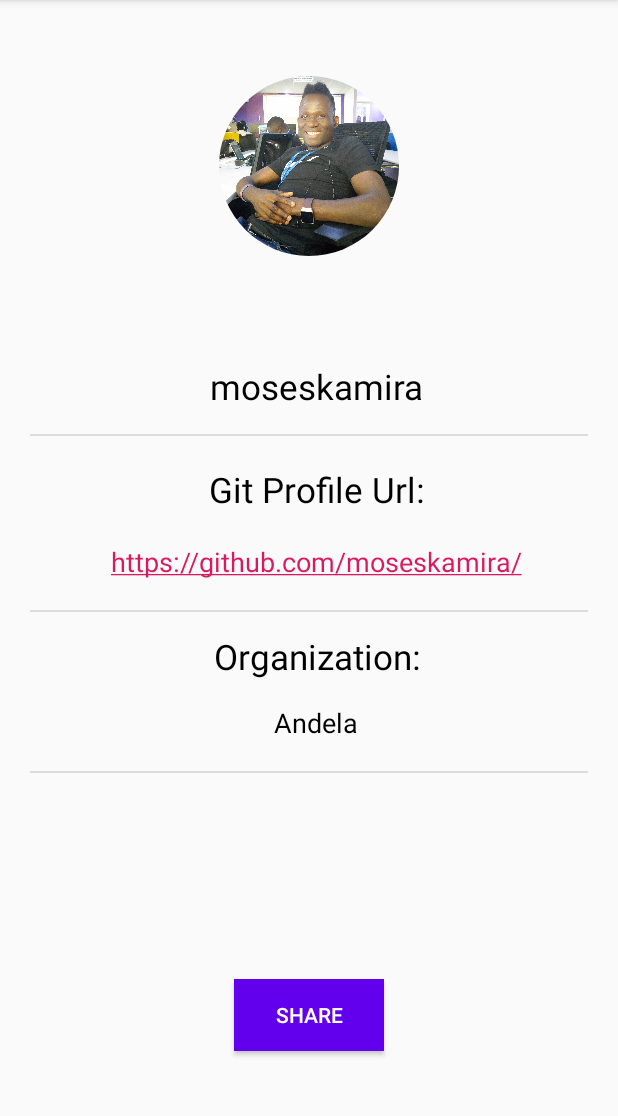
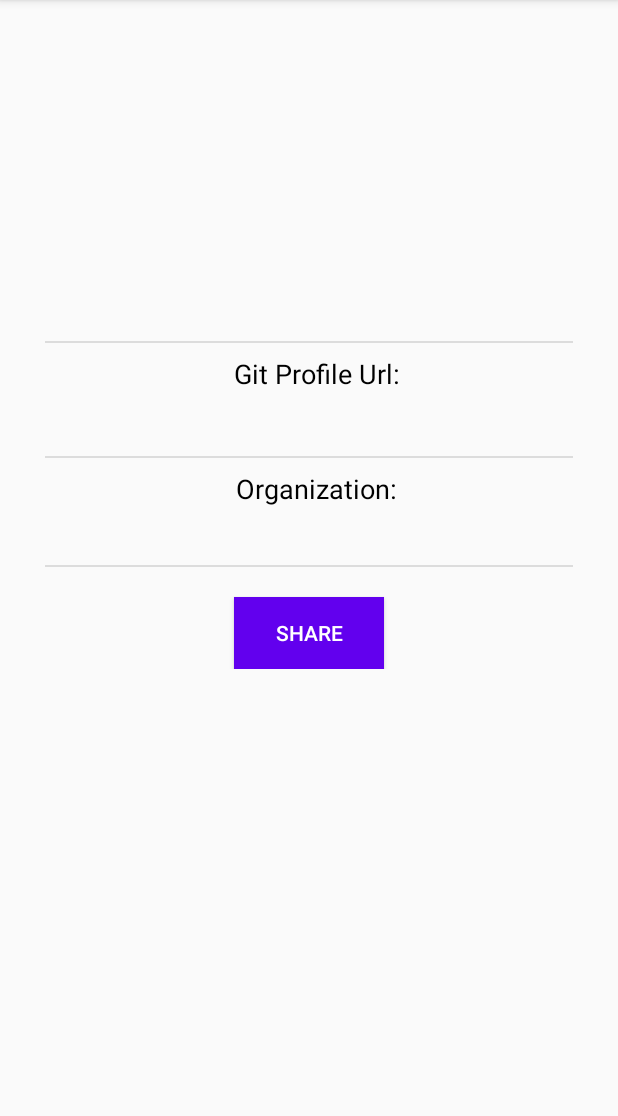
Before and after one commit to moseskamira/AndroidLevelupProject, an Android app: the DetailActivity screen opened directly, with no data from a screen before it, on a phone screen of 412 x 824 dp, the part 84-1200 px from its top. Run offline under Robolectric (Android 15) with nearby library versions, the phone set to English and light mode, and no system bars; our stand-ins replace CircleImageView; pictures from the network do not load.

```diff
--- a/app/src/main/AndroidManifest.xml
+++ b/app/src/main/AndroidManifest.xml
@@ -11,7 +11,8 @@
         android:roundIcon="@mipmap/ic_launcher_round"
         android:supportsRtl="true"
         android:theme="@style/AppTheme">
-        <activity android:name=".view.MainActivity">
+        <activity android:name=".view.MainActivity"
+            android:configChanges="orientation|keyboardHidden">
             <intent-filter>
                 <action android:name="android.intent.action.MAIN" />
 
@@ -20,6 +21,7 @@
         </activity>
         <activity
             android:name=".view.DetailActivity"
+            android:configChanges="keyboardHidden|orientation"
             android:parentActivityName=".view.MainActivity" />
     </application>
 
--- a/app/src/main/res/layout/activity_detail.xml
+++ b/app/src/main/res/layout/activity_detail.xml
@@ -1,9 +1,16 @@
 <?xml version="1.0" encoding="utf-8"?>
+
+<ScrollView xmlns:android="http://schemas.android.com/apk/res/android"
+    android:layout_width="match_parent"
+    android:layout_height="match_parent"
+    android:orientation="vertical"
+    android:id="@+id/detail_activity1">
+
 <LinearLayout xmlns:android="http://schemas.android.com/apk/res/android"
     android:layout_width="match_parent"
     android:layout_height="match_parent"
     android:orientation="vertical"
-    android:padding="20dp"
+    android:padding="30dp"
     android:weightSum="100"
     android:id="@+id/detail_activity">
 
@@ -18,8 +25,7 @@
             android:layout_width="120dp"
             android:layout_height="120dp"
             android:layout_centerHorizontal="true"
-            android:layout_centerVertical="true"
-            android:src="@drawable/mosesand" />
+            android:layout_centerVertical="true"/>
 
     </RelativeLayout>
 
@@ -36,9 +42,8 @@
             android:layout_marginStart="10dp"
             android:layout_marginLeft="10dp"
             android:layout_marginTop="40dp"
-            android:text="@string/moseskamira"
             android:textAlignment="center"
-            android:paddingBottom="16dp"
+            android:paddingBottom="6dp"
             android:textColor="#000"
             android:textSize="23sp" />
 
@@ -55,11 +60,11 @@
             android:layout_height="wrap_content"
             android:layout_marginStart="10dp"
             android:layout_marginLeft="10dp"
-            android:layout_marginTop="20dp"
+            android:layout_marginTop="8dp"
             android:text="@string/git_profile_url"
             android:textAlignment="center"
             android:textColor="#000"
-            android:textSize="23sp" />
+            android:textSize="18sp" />
 
         <TextView
             android:id="@+id/githuburl"
@@ -67,11 +72,10 @@
             android:layout_height="wrap_content"
             android:layout_marginStart="10dp"
             android:layout_marginLeft="10dp"
-            android:layout_marginTop="20dp"
-            android:text="@string/https_github_com_moseskamira"
+            android:layout_marginTop="8dp"
             android:autoLink="all"
             android:textColor="#000"
-            android:paddingBottom="20dp"
+            android:paddingBottom="10dp"
             android:textAlignment="center"
             android:textSize="18sp" />
 
@@ -87,11 +91,11 @@
             android:layout_height="wrap_content"
             android:layout_marginStart="10dp"
             android:layout_marginLeft="10dp"
-            android:layout_marginTop="14dp"
+            android:layout_marginTop="8dp"
             android:text="@string/organization"
             android:textAlignment="center"
             android:textColor="#000"
-            android:textSize="23sp" />
+            android:textSize="18sp" />
 
         <TextView
             android:id="@+id/org"
@@ -99,10 +103,9 @@
             android:layout_height="wrap_content"
             android:layout_marginStart="10dp"
             android:layout_marginLeft="10dp"
-            android:layout_marginTop="16dp"
-            android:text="@string/andela"
+            android:layout_marginTop="8dp"
             android:textColor="#000"
-            android:paddingBottom="20dp"
+            android:paddingBottom="6dp"
             android:textAlignment="center"
             android:textSize="18sp" />
         <View
@@ -124,9 +127,10 @@
             android:layout_height="wrap_content"
             android:layout_centerHorizontal="true"
             android:background="@color/colorPrimary"
-            android:layout_marginTop="14dp"
+            android:layout_marginTop="20dp"
             android:text="@string/share"
             android:textColor="@android:color/background_light" />
     </RelativeLayout>
 
 </LinearLayout>
+</ScrollView>
--- a/app/src/main/res/layout/layout_listitem.xml
+++ b/app/src/main/res/layout/layout_listitem.xml
@@ -10,8 +10,7 @@
     <de.hdodenhof.circleimageview.CircleImageView
         android:id="@+id/image"
         android:layout_width="80dp"
-        android:layout_height="80dp"
-        android:src="@drawable/mosesand" />
+        android:layout_height="80dp"/>
 
     <TextView
         android:id="@+id/gitusername"
@@ -21,7 +20,6 @@
         android:layout_marginLeft="40dp"
         android:layout_toEndOf="@+id/image"
         android:layout_toRightOf="@+id/image"
-        android:text="@string/moseskamira"
         android:layout_centerVertical="true"
         android:textSize="18sp" />
 
```
Also changed, not shown: app/src/main/java/com/example/androidcodelabapp/model/GithubUsers.java (+35 -1 lines).
